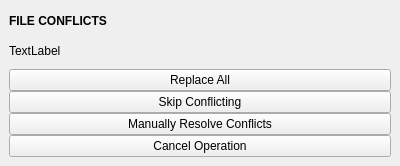
The window that application/jobs/widgets/filetransferjobwidget.ui (theCheeseboard/thefile) describes before a commit, drawn with Qt 5.
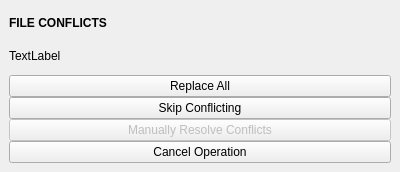
The same window after the commit. The open tabs and pages were chosen to show the change. Icons and pictures are not drawn. Custom widgets are drawn as their Qt base class.

What changed in the file:
```diff
--- a/application/jobs/widgets/filetransferjobwidget.ui
+++ b/application/jobs/widgets/filetransferjobwidget.ui
@@ -7,7 +7,7 @@
     <x>0</x>
     <y>0</y>
     <width>400</width>
-    <height>166</height>
+    <height>172</height>
    </rect>
   </property>
   <property name="windowTitle">
@@ -103,7 +103,6 @@
         <widget class="QLabel" name="label">
          <property name="font">
           <font>
-           <weight>75</weight>
            <bold>true</bold>
           </font>
          </property>
@@ -143,6 +142,9 @@
          </item>
          <item>
           <widget class="QPushButton" name="pushButton_3">
+           <property name="enabled">
+            <bool>false</bool>
+           </property>
            <property name="text">
             <string>Manually Resolve Conflicts</string>
            </property>
```
Left out of the diff: 4 changed lines with no effect on the pictures.
